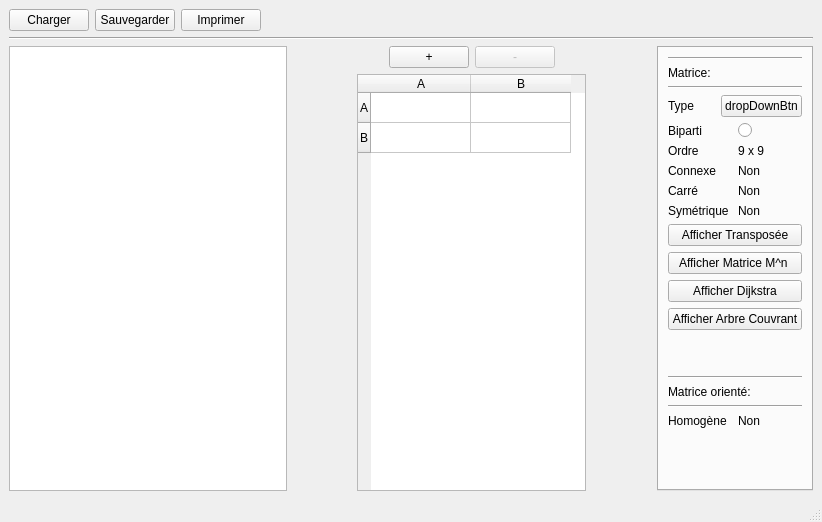
Qt form mainwindow.ui (safirex/Matrix-editor) before a commit.
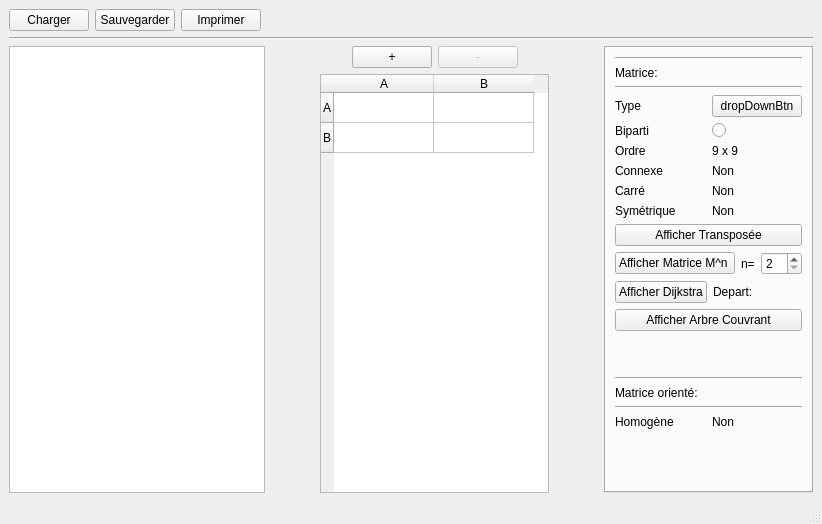
The same form after that commit. Custom widgets are drawn as their Qt base class.

What changed in the file:
```diff
--- a/mainwindow.ui
+++ b/mainwindow.ui
@@ -7,7 +7,7 @@
     <x>0</x>
     <y>0</y>
     <width>822</width>
-    <height>522</height>
+    <height>524</height>
    </rect>
   </property>
   <property name="font">
@@ -414,6 +414,8 @@
              </widget>
             </item>
             <item>
+             <layout class="QHBoxLayout" name="horizontalLayout_10">
+              <item>
              <widget class="QPushButton" name="pushButton">
               <property name="text">
                <string>Afficher Matrice M^n </string>
@@ -421,6 +423,27 @@
              </widget>
             </item>
             <item>
+               <widget class="QLabel" name="label_10">
+                <property name="text">
+                 <string>n=</string>
+                </property>
+               </widget>
+              </item>
+              <item>
+               <widget class="QSpinBox" name="factorNSpinBox">
+                <property name="minimum">
+                 <number>2</number>
+                </property>
+                <property name="value">
+                 <number>2</number>
+                </property>
+               </widget>
+              </item>
+             </layout>
+            </item>
+            <item>
+             <layout class="QHBoxLayout" name="horizontalLayout_11">
+              <item>
              <widget class="QPushButton" name="pushButton_4">
               <property name="text">
                <string>Afficher Dijkstra</string>
@@ -428,6 +451,15 @@
              </widget>
             </item>
             <item>
+               <widget class="QLabel" name="label_11">
+                <property name="text">
+                 <string>Depart: </string>
+                </property>
+               </widget>
+              </item>
+             </layout>
+            </item>
+            <item>
              <widget class="QPushButton" name="pushButton_5">
               <property name="text">
                <string>Afficher Arbre Couvrant</string>
```
Left out of the diff: 16 changed lines with no effect on the pictures. Lines whose indentation alone changed are shown as unchanged.
